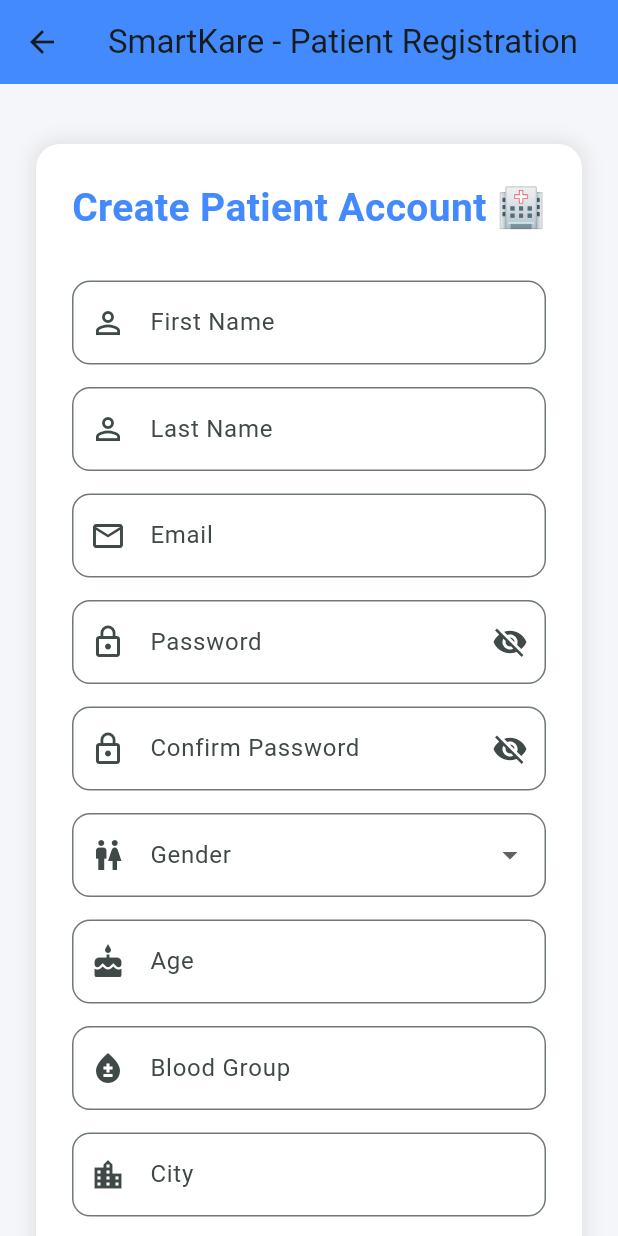
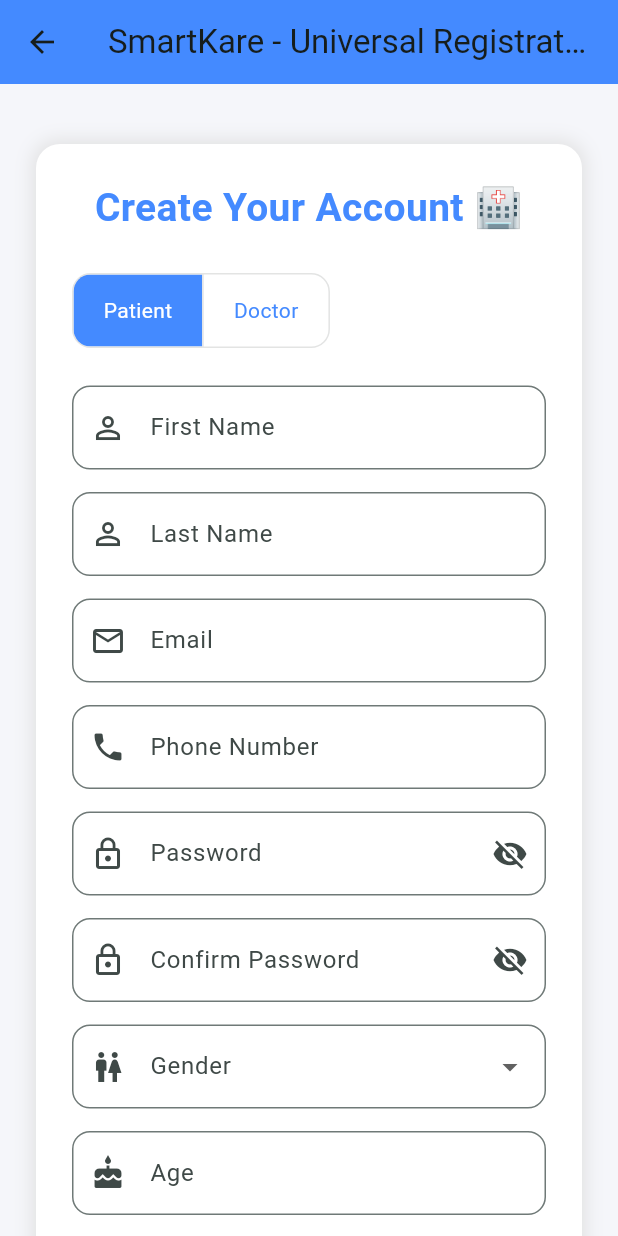
Before and after one commit to TejaKotcherla/Frontend-HMS, a Flutter app: the UniversalRegisterPage screen opened directly, on a phone screen of 412 x 824 dp. Run offline on Flutter 3.47's test engine with Material 3 defaults, Android fonts, the phone set to English and light mode, and no system bars; our stand-ins replace google_fonts, lottie.

Commit message:
Updated Register Page

```diff
--- a/lib/screens/auth/universal_register.dart
+++ b/lib/screens/auth/universal_register.dart
@@ -1,5 +1,4 @@
 import 'package:flutter/material.dart';
-import 'dart:math';
 import 'universal_login.dart';
 
 class UniversalRegisterPage extends StatefulWidget {
@@ -12,112 +11,66 @@ class UniversalRegisterPage extends StatefulWidget {
 class _UniversalRegisterPageState extends State<UniversalRegisterPage> {
   final _formKey = GlobalKey<FormState>();
 
-  // Controllers
+  // Common Controllers
   final firstNameController = TextEditingController();
   final lastNameController = TextEditingController();
   final emailController = TextEditingController();
+  final phoneNumberController = TextEditingController();
   final passwordController = TextEditingController();
   final confirmPasswordController = TextEditingController();
   final genderController = TextEditingController();
   final ageController = TextEditingController();
-  final bloodGroupController = TextEditingController();
   final cityController = TextEditingController();
   final countryController = TextEditingController();
+
+  // Doctor-specific Controllers
+  final departmentController = TextEditingController();
+  final qualificationController = TextEditingController();
+  final experienceController = TextEditingController();
+  final bloodGroupController = TextEditingController(); // For Patient only
 
   bool isLoading = false;
   bool obscurePassword = true;
   bool obscureConfirmPassword = true;
-
-  // OTP logic
-  String? generatedOtp;
+  String userType = "Patient"; // Default selection
 
   void handleRegister() {
     if (!_formKey.currentState!.validate()) return;
 
-    // Generate a random 6-digit OTP
-    generatedOtp = (Random().nextInt(900000) + 100000).toString();
+    setState(() => isLoading = true);
 
-    // Simulate sending OTP (you can replace this with backend API)
+    Future.delayed(const Duration(seconds: 2), () {
+      setState(() => isLoading = false);
+
+      String message = userType == "Patient"
+          ? "Patient registered successfully!"
+          : "Doctor registration submitted for admin approval.";
+
       ScaffoldMessenger.of(context).showSnackBar(
         SnackBar(
-        content: Text("OTP sent successfully to ${emailController.text} 📩"),
-        backgroundColor: Colors.blueAccent,
+          content: Text(message),
+          backgroundColor: Colors.green,
         ),
       );
 
-    // Show OTP dialog
-    showOtpDialog();
+      if (userType == "Doctor") {
+        _showApprovalDialog();
+      } else {
+        Navigator.pushReplacement(
+          context,
+          MaterialPageRoute(builder: (_) => const UniversalLoginPage()),
+        );
+      }
+    });
   }
 
-  void showOtpDialog() {
-    final otpController = TextEditingController();
-
-    showDialog(
-      context: context,
-      barrierDismissible: false,
-      builder: (context) => AlertDialog(
-        title: const Text("Enter OTP Verification Code"),
-        content: Column(
-          mainAxisSize: MainAxisSize.min,
-          children: [
-            const Text("Please enter the 6-digit OTP sent to your email."),
-            const SizedBox(height: 10),
-            TextField(
-              controller: otpController,
-              keyboardType: TextInputType.number,
-              maxLength: 6,
-              decoration: const InputDecoration(
-                labelText: "Enter OTP",
-                border: OutlineInputBorder(),
-              ),
-            ),
-          ],
-        ),
-        actions: [
-          TextButton(
-            onPressed: () {
-              Navigator.pop(context);
-            },
-            child: const Text("Cancel"),
-          ),
-          ElevatedButton(
-            onPressed: () {
-              if (otpController.text == generatedOtp) {
-                Navigator.pop(context);
-                completeRegistration();
-              } else {
-                ScaffoldMessenger.of(context).showSnackBar(
-                  const SnackBar(
-                    content: Text("Invalid OTP! Please try again."),
-                    backgroundColor: Colors.redAccent,
-                  ),
-                );
-              }
-            },
-            style: ElevatedButton.styleFrom(
-              backgroundColor: Colors.blueAccent,
-            ),
-            child: const Text("Verify"),
-          ),
-        ],
-      ),
-    );
-  }
-
-  void completeRegistration() {
-    setState(() => isLoading = true);
-
-    // Simulate API delay
-    Future.delayed(const Duration(seconds: 2), () {
-      setState(() => isLoading = false);
-
+  void _showApprovalDialog() {
     showDialog(
       context: context,
       builder: (_) => AlertDialog(
-          title: const Text("Registration Successful 🎉"),
+        title: const Text("Request Submitted 🩺"),
         content: const Text(
-            "Your account has been created successfully.\nYou can now log in to your account.",
-          ),
+            "Your registration request has been sent to the admin.\nPlease wait for approval."),
         actions: [
           TextButton(
             onPressed: () {
@@ -132,7 +85,6 @@ class _UniversalRegisterPageState extends State<UniversalRegisterPage> {
         ],
       ),
     );
-    });
   }
 
   @override
@@ -140,7 +92,7 @@ class _UniversalRegisterPageState extends State<UniversalRegisterPage> {
     return Scaffold(
       backgroundColor: const Color(0xFFF5F6FA),
       appBar: AppBar(
-        title: const Text("SmartKare - Patient Registration"),
+        title: const Text("SmartKare - Universal Registration"),
         backgroundColor: Colors.blueAccent,
         centerTitle: true,
       ),
@@ -148,7 +100,7 @@ class _UniversalRegisterPageState extends State<UniversalRegisterPage> {
         child: SingleChildScrollView(
           padding: const EdgeInsets.symmetric(horizontal: 24, vertical: 40),
           child: Container(
-            constraints: const BoxConstraints(maxWidth: 500),
+            constraints: const BoxConstraints(maxWidth: 550),
             padding: const EdgeInsets.all(24),
             decoration: BoxDecoration(
               color: Colors.white,
@@ -167,7 +119,7 @@ class _UniversalRegisterPageState extends State<UniversalRegisterPage> {
                 crossAxisAlignment: CrossAxisAlignment.stretch,
                 children: [
                   const Text(
-                    "Create Patient Account 🏥",
+                    "Create Your Account 🏥",
                     style: TextStyle(
                       fontSize: 26,
                       fontWeight: FontWeight.bold,
@@ -175,21 +127,58 @@ class _UniversalRegisterPageState extends State<UniversalRegisterPage> {
                     ),
                     textAlign: TextAlign.center,
                   ),
-                  const SizedBox(height: 30),
+                  const SizedBox(height: 25),
 
-                  // Fields
+                  // Toggle: Patient / Doctor
+                  ToggleButtons(
+                    borderRadius: BorderRadius.circular(12),
+                    isSelected: [
+                      userType == "Patient",
+                      userType == "Doctor"
+                    ],
+                    onPressed: (index) {
+                      setState(() {
+                        userType = index == 0 ? "Patient" : "Doctor";
+                      });
+                    },
+                    color: Colors.blueAccent,
+                    selectedColor: Colors.white,
+                    fillColor: Colors.blueAccent,
+                    children: const [
+                      Padding(
+                          padding: EdgeInsets.symmetric(
+                              horizontal: 20, vertical: 10),
+                          child: Text("Patient")),
+                      Padding(
+                          padding: EdgeInsets.symmetric(
+                              horizontal: 20, vertical: 10),
+                          child: Text("Doctor")),
+                    ],
+                  ),
+                  const SizedBox(height: 25),
+
+                  // Common Fields
                   _buildTextField(firstNameController, "First Name",
                       Icons.person_outline, false),
                   const SizedBox(height: 15),
                   _buildTextField(lastNameController, "Last Name",
                       Icons.person_outline, false),
                   const SizedBox(height: 15),
-                  _buildTextField(
-                      emailController, "Email", Icons.email_outlined, false,
+                  _buildTextField(emailController, "Email",
+                      Icons.email_outlined, false,
                       keyboardType: TextInputType.emailAddress,
-                      validator: (value) {
-                    if (value!.isEmpty) return "Please enter email";
-                    if (!value.contains("@")) return "Invalid email format";
+                      validator: (v) {
+                    if (v!.isEmpty) return "Please enter email";
+                    if (!v.contains("@")) return "Invalid email format";
+                    return null;
+                  }),
+                  const SizedBox(height: 15),
+                  _buildTextField(phoneNumberController, "Phone Number",
+                      Icons.phone, false,
+                      keyboardType: TextInputType.phone,
+                      validator: (v) {
+                    if (v!.isEmpty) return "Please enter phone number";
+                    if (v.length < 10) return "Enter valid phone number";
                     return null;
                   }),
                   const SizedBox(height: 15),
@@ -205,6 +194,7 @@ class _UniversalRegisterPageState extends State<UniversalRegisterPage> {
                   }),
                   const SizedBox(height: 15),
 
+                  // Gender
                   DropdownButtonFormField<String>(
                     decoration: InputDecoration(
                       labelText: "Gender",
@@ -225,17 +215,29 @@ class _UniversalRegisterPageState extends State<UniversalRegisterPage> {
                         value == null ? "Please select gender" : null,
                   ),
                   const SizedBox(height: 15),
-                  _buildTextField(
-                    ageController,
-                    "Age",
-                    Icons.cake,
-                    false,
-                    keyboardType: TextInputType.number,
-                  ),
+                  _buildTextField(ageController, "Age", Icons.cake, false,
+                      keyboardType: TextInputType.number),
                   const SizedBox(height: 15),
+
+                  // Conditional Fields
+                  if (userType == "Patient") ...[
                     _buildTextField(bloodGroupController, "Blood Group",
                         Icons.bloodtype, false),
                     const SizedBox(height: 15),
+                  ] else ...[
+                    _buildTextField(departmentController, "Department",
+                        Icons.local_hospital_outlined, false),
+                    const SizedBox(height: 15),
+                    _buildTextField(qualificationController, "Qualification",
+                        Icons.school_outlined, false),
+                    const SizedBox(height: 15),
+                    _buildTextField(experienceController, "Experience (Years)",
+                        Icons.work_outline, false,
+                        keyboardType: TextInputType.number),
+                    const SizedBox(height: 15),
+                  ],
+
+                  // Common City & Country
                   _buildTextField(
                       cityController, "City", Icons.location_city, false),
                   const SizedBox(height: 15),
@@ -255,9 +257,12 @@ class _UniversalRegisterPageState extends State<UniversalRegisterPage> {
                               borderRadius: BorderRadius.circular(12),
                             ),
                           ),
-                          child: const Text(
-                            "Register",
-                            style: TextStyle(fontSize: 18, color: Colors.white),
+                          child: Text(
+                            userType == "Doctor"
+                                ? "Submit for Approval"
+                                : "Register",
+                            style: const TextStyle(
+                                fontSize: 18, color: Colors.white),
                           ),
                         ),
                   const SizedBox(height: 20),
@@ -293,7 +298,7 @@ class _UniversalRegisterPageState extends State<UniversalRegisterPage> {
     );
   }
 
-  // Helper Widgets
+  // Reusable Widgets
   Widget _buildTextField(TextEditingController controller, String label,
       IconData icon, bool obscure,
       {TextInputType keyboardType = TextInputType.text,
@@ -323,9 +328,7 @@ class _UniversalRegisterPageState extends State<UniversalRegisterPage> {
         if (label == "Confirm Password" && value != passwordController.text) {
           return "Passwords do not match";
         }
-        if (value.length < 6) {
-          return "Password must be at least 6 characters";
-        }
+        if (value.length < 6) return "Password must be at least 6 characters";
         return null;
       },
       decoration: InputDecoration(
```
Lines whose indentation alone changed are shown as unchanged.
